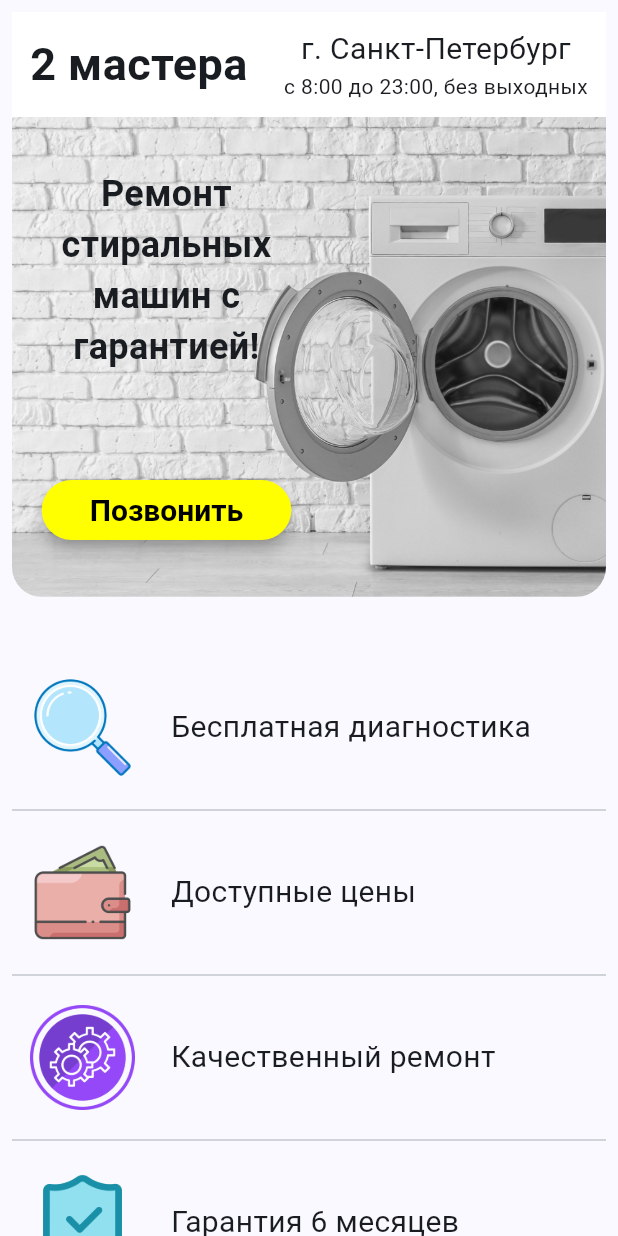
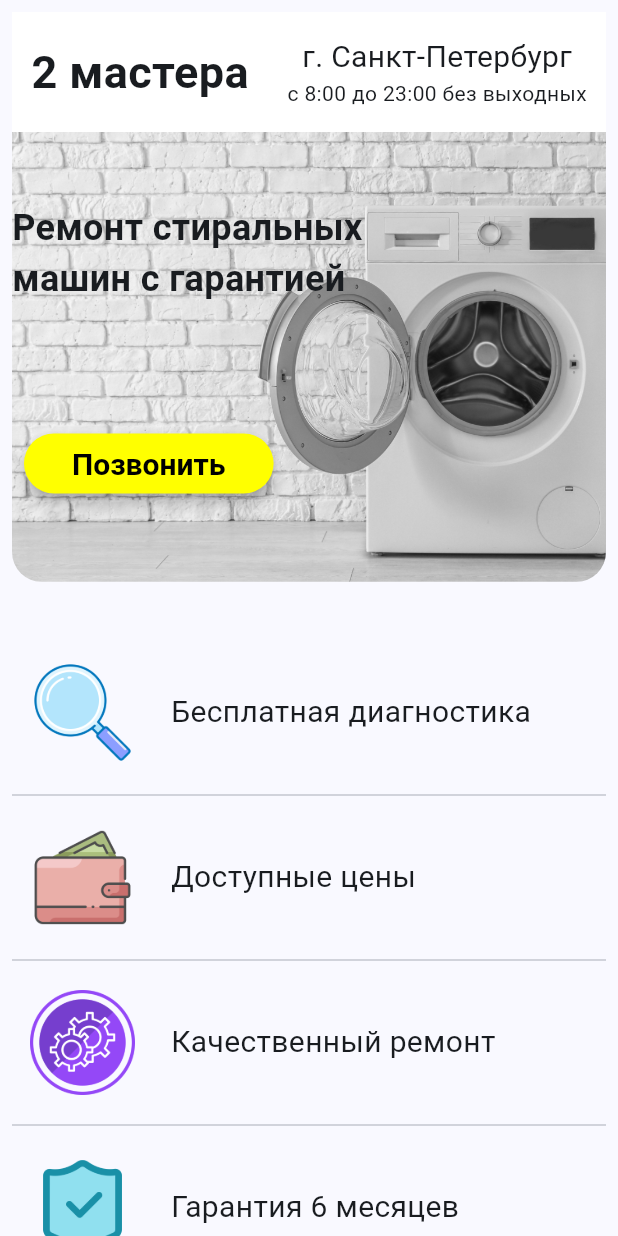
Before and after one commit to RfMakar/2foreman, a Flutter app: the screen it shows after launch, on a phone screen of 412 x 824 dp. Run offline on Flutter 3.47's test engine with Material 2 defaults, Android fonts, the phone set to English and light mode, and no system bars.

Commit message:
Новые фото

```diff
--- a/lib/main.dart
+++ b/lib/main.dart
@@ -1,5 +1,6 @@
 import 'package:flutter/material.dart';
 import 'package:foreman/my_app.dart';
+// ignore: depend_on_referenced_packages
 import 'package:flutter_web_plugins/url_strategy.dart';
 
 void main() {
--- a/lib/widgets/app_ap_bar.dart
+++ b/lib/widgets/app_ap_bar.dart
@@ -8,7 +8,7 @@ class WidgetAppApBar extends StatelessWidget {
   Widget build(BuildContext context) {
     return Container(
       color: AppColor.color2,
-      height: 70,
+      height: 80,
       child: Row(
         mainAxisAlignment: MainAxisAlignment.spaceAround,
         children: [
@@ -21,7 +21,7 @@ class WidgetAppApBar extends StatelessWidget {
                 style: AppTextStyle.heading3,
               ),
               Text(
-                'c 8:00 до 23:00, без выходных',
+                'c 8:00 до 23:00 без выходных',
                 style: AppTextStyle.heading5,
               ),
             ],
--- a/lib/widgets/app_title.dart
+++ b/lib/widgets/app_title.dart
@@ -11,6 +11,7 @@ class WidgetAppTitle extends StatelessWidget {
 
     return Center(
       child: Stack(
+        alignment: AlignmentDirectional.centerStart,
         children: [
           ClipRRect(
             borderRadius: const BorderRadius.only(
@@ -19,23 +20,27 @@ class WidgetAppTitle extends StatelessWidget {
             ),
             child: Image.asset(
               'assets/image/image1.png',
-              height: mpSize > 800 ? 580 : 320,
+              height: mpSize > 800 ? 580 : 300,
               fit: BoxFit.fitHeight,
             ),
           ),
           SizedBox(
-            width: mpSize > 1100 ? (mpSize - mpSize * 0.2) * 0.4 : mpSize * 0.5,
-            height: mpSize > 800 ? 480 : 320,
+            width: mpSize > 1100 ? (mpSize - mpSize * 0.2) * 0.4 : mpSize * 0.6,
+            height: mpSize > 800 ? 480 : 280,
             child: Column(
               mainAxisAlignment: MainAxisAlignment.spaceAround,
+              crossAxisAlignment: CrossAxisAlignment.start,
               children: [
                 Text(
-                  'Ремонт стиральных машин с гарантией!',
+                  'Ремонт стиральных машин с гарантией',
                   softWrap: true,
-                  textAlign: TextAlign.center,
+                  // textAlign: TextAlign.center,
                   style: AppTextStyle.heading2,
                 ),
-                const ButtonCall(),
+                Padding(
+                  padding: const EdgeInsets.all(8.0),
+                  child: const ButtonCall(),
+                ),
               ],
             ),
           ),
--- a/lib/widgets/app_uslugi.dart
+++ b/lib/widgets/app_uslugi.dart
@@ -235,7 +235,8 @@ class SheetUsluga extends StatelessWidget {
   final Usluga usluga;
   @override
   Widget build(BuildContext context) {
-    return Wrap(
+    return ListView(
+      shrinkWrap: true,
       children: [
         Row(
           mainAxisAlignment: MainAxisAlignment.spaceBetween,
```
Also changed, not shown: assets/image/image2.png (added), assets/mastera/1.png, assets/mastera/2.png, 1 other file.
